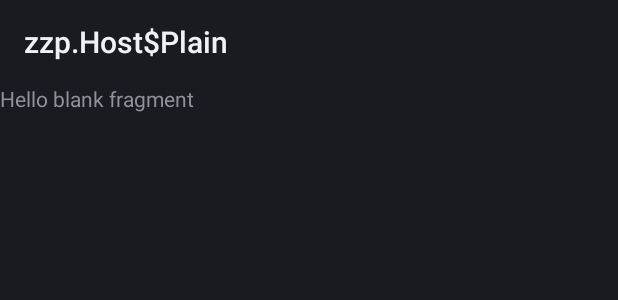
After one commit to khs3994/bulletin_board, an Android app: the layout fragment_write.xml on its own in the app's theme, with its tools: preview values and no code run, on a phone screen of 412 x 824 dp. The commit adds this screen. Shown: the top 300 px of the screen. Run offline under Robolectric (Android 15) with nearby library versions, the phone set to English and light mode, and no system bars.

Commit message:
✨ :: 뷰 구현 (bottom navigation)

```diff
--- a/build.gradle
+++ b/build.gradle
@@ -8,7 +8,7 @@ buildscript {
 plugins {
     id 'com.android.application' version '7.1.1' apply false
     id 'com.android.library' version '7.1.1' apply false
-    id 'org.jetbrains.kotlin.android' version '1.6.20' apply false
+    id 'org.jetbrains.kotlin.android' version '1.6.21' apply false
 }
 
 task clean(type: Delete) {
--- a/presentation/src/main/java/com/example/presentation/ui/board/BoardFragment.kt
+++ b/presentation/src/main/java/com/example/presentation/ui/board/BoardFragment.kt
@@ -1,6 +1,7 @@
 package com.example.presentation.ui.board
 
 import android.os.Bundle
+import android.util.Log
 import androidx.fragment.app.Fragment
 import android.view.LayoutInflater
 import android.view.View
@@ -12,6 +13,6 @@ import com.example.presentation.databinding.FragmentBoardBinding
 
 class BoardFragment : BaseFragment<FragmentBoardBinding>(R.layout.fragment_board) {
     override fun init() {
-
+        shortShowToast("게시판")
     }
 }
--- a/presentation/src/main/java/com/example/presentation/ui/board/WriteFragment.kt
+++ b/presentation/src/main/java/com/example/presentation/ui/board/WriteFragment.kt
@@ -9,9 +9,8 @@ import com.example.presentation.R
 import com.example.presentation.base.BaseFragment
 import com.example.presentation.databinding.FragmentWirteBinding
 
-
-class WirteFragment : BaseFragment<FragmentWirteBinding>(R.layout.fragment_wirte) {
+class WriteFragment : BaseFragment<FragmentWirteBinding>(R.layout.fragment_wirte) {
     override fun init() {
-
+        shortShowToast("글쓰기")
     }
 }
--- /dev/null
+++ b/presentation/src/main/res/layout/fragment_write.xml
@@ -0,0 +1,14 @@
+<?xml version="1.0" encoding="utf-8"?>
+<FrameLayout xmlns:android="http://schemas.android.com/apk/res/android"
+    xmlns:tools="http://schemas.android.com/tools"
+    android:layout_width="match_parent"
+    android:layout_height="match_parent"
+    tools:context=".ui.board.WriteFragment">
+
+    <!-- TODO: Update blank fragment layout -->
+    <TextView
+        android:layout_width="match_parent"
+        android:layout_height="match_parent"
+        android:text="@string/hello_blank_fragment" />
+
+</FrameLayout>
--- a/presentation/src/main/res/menu/bottom_item.xml
+++ b/presentation/src/main/res/menu/bottom_item.xml
@@ -12,6 +12,6 @@
     <item
         android:id="@+id/second"
         android:icon="@drawable/ic_profile"
-        android:title="프로필"
+        android:title="글쓰기"
         app:showAsAction="ifRoom" />
 </menu>
--- a/presentation/src/main/res/values/strings.xml
+++ b/presentation/src/main/res/values/strings.xml
@@ -18,4 +18,6 @@
     <string name="go_board">게시판 가기</string>
     <string name="go_profile">프로필 가기</string>
     <string name="no_account">계정이 없으신가요?</string>
+    <!-- TODO: Remove or change this placeholder text -->
+    <string name="hello_blank_fragment">Hello blank fragment</string>
 </resources>
```
Also changed, not shown: presentation/src/main/java/com/example/presentation/ui/board/BoardActivity.kt (+30 -0 lines).
